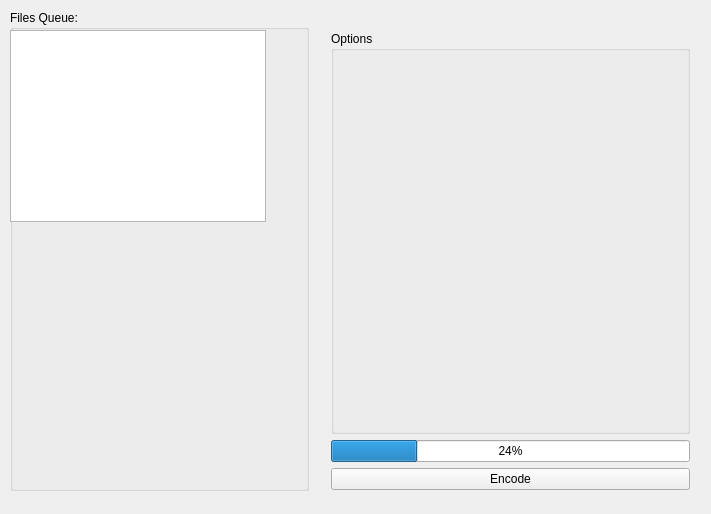
This is visual-ffmpeg/mainwindow.ui in palmeidaprog/visual-ffmpeg as Qt 5 draws it before an edit. The edited form follows.
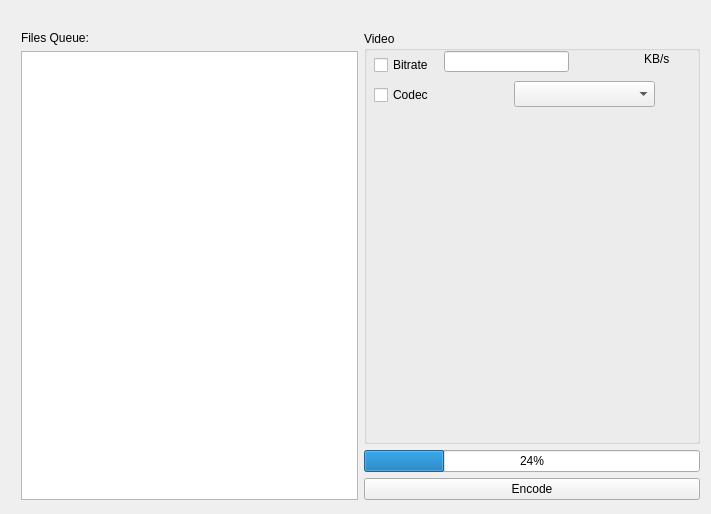
This is the edited form.

```diff
--- a/visual-ffmpeg/mainwindow.ui
+++ b/visual-ffmpeg/mainwindow.ui
@@ -14,44 +14,102 @@
    <string>MainWindow</string>
   </property>
   <widget class="QWidget" name="centralWidget">
-   <widget class="QGroupBox" name="groupBox_2">
-    <property name="geometry">
-     <rect>
-      <x>10</x>
-      <y>10</y>
-      <width>299</width>
-      <height>481</height>
-     </rect>
-    </property>
-    <property name="title">
-     <string>Files Queue:</string>
-    </property>
-    <widget class="QListView" name="listView">
-     <property name="geometry">
-      <rect>
-       <x>0</x>
-       <y>20</y>
-       <width>256</width>
-       <height>192</height>
-      </rect>
-     </property>
-    </widget>
-   </widget>
    <widget class="QWidget" name="">
     <property name="geometry">
      <rect>
-      <x>320</x>
+      <x>10</x>
       <y>20</y>
-      <width>381</width>
-      <height>481</height>
+      <width>701</width>
+      <height>491</height>
      </rect>
     </property>
+    <layout class="QHBoxLayout" name="horizontalLayout">
+     <item>
+      <layout class="QVBoxLayout" name="verticalLayout_2">
+       <item>
+        <widget class="QLabel" name="label">
+         <property name="text">
+          <string>Files Queue:</string>
+         </property>
+        </widget>
+       </item>
+       <item>
+        <widget class="QListView" name="listView"/>
+       </item>
+      </layout>
+     </item>
+     <item>
     <layout class="QVBoxLayout" name="verticalLayout">
      <item>
       <widget class="QGroupBox" name="groupBox">
        <property name="title">
-        <string>Options</string>
-       </property>
+          <string>Video</string>
+         </property>
+         <widget class="QCheckBox" name="checkBox_2">
+          <property name="geometry">
+           <rect>
+            <x>10</x>
+            <y>54</y>
+            <width>65</width>
+            <height>20</height>
+           </rect>
+          </property>
+          <property name="text">
+           <string>Codec</string>
+          </property>
+         </widget>
+         <widget class="QComboBox" name="comboBox">
+          <property name="geometry">
+           <rect>
+            <x>150</x>
+            <y>50</y>
+            <width>141</width>
+            <height>26</height>
+           </rect>
+          </property>
+         </widget>
+         <widget class="QLineEdit" name="lineEdit">
+          <property name="geometry">
+           <rect>
+            <x>80</x>
+            <y>20</y>
+            <width>125</width>
+            <height>21</height>
+           </rect>
+          </property>
+          <property name="maximumSize">
+           <size>
+            <width>204</width>
+            <height>16777215</height>
+           </size>
+          </property>
+         </widget>
+         <widget class="QCheckBox" name="checkBox">
+          <property name="geometry">
+           <rect>
+            <x>10</x>
+            <y>24</y>
+            <width>66</width>
+            <height>20</height>
+           </rect>
+          </property>
+          <property name="text">
+           <string>Bitrate</string>
+          </property>
+         </widget>
+         <widget class="QLabel" name="label_2">
+          <property name="geometry">
+           <rect>
+            <x>280</x>
+            <y>20</y>
+            <width>29</width>
+            <height>16</height>
+           </rect>
+          </property>
+          <property name="text">
+           <string>KB/s</string>
+          </property>
+         </widget>
       </widget>
      </item>
      <item>
@@ -67,6 +125,8 @@
         <string>Encode</string>
        </property>
       </widget>
+       </item>
+      </layout>
      </item>
     </layout>
    </widget>
```
Lines whose indentation alone changed are shown as unchanged.
